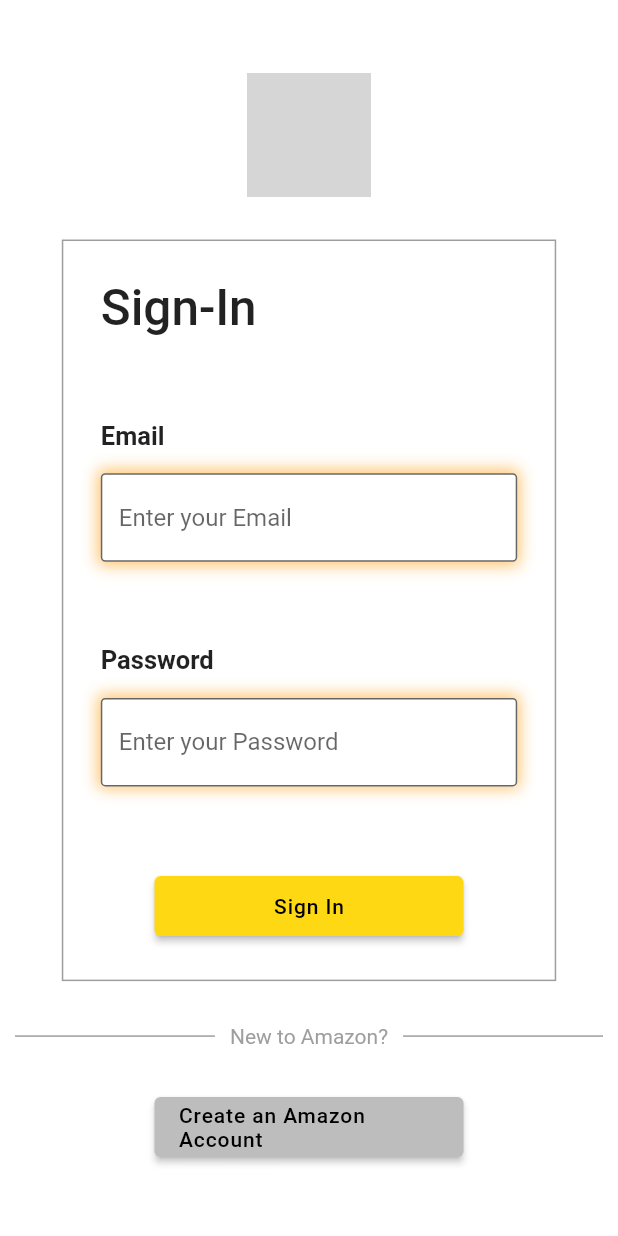
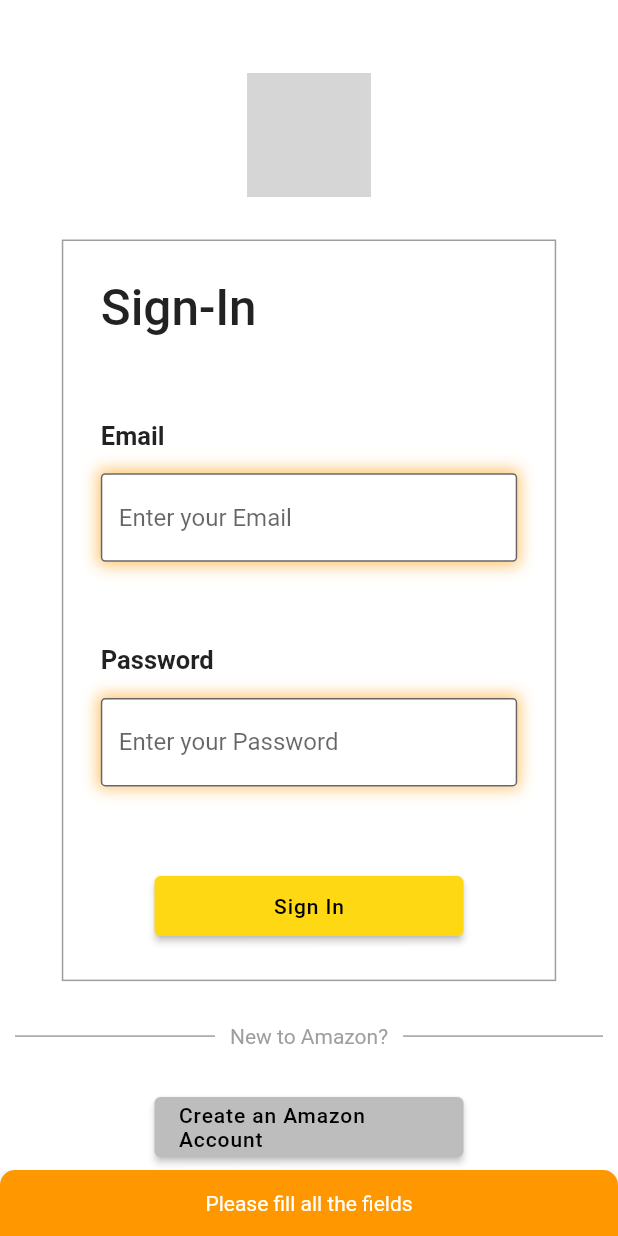
Before and after one commit to aadipoddar/amazon_flutter, a Flutter app: the screen it shows after launch, after a tap on "Sign In", on a phone screen of 412 x 824 dp. Run offline on Flutter 3.47's test engine with Material 2 defaults, Android fonts, the phone set to English and light mode, and no system bars; our stand-ins replace firebase_auth, firebase_core; accounts and stored records are empty; network calls fail; grey boxes are pictures that could not be loaded.

Commit message:
Authentication Functions

```diff
--- /dev/null
+++ b/lib/resources/authentication_methods.dart
@@ -0,0 +1,55 @@
+import 'package:firebase_auth/firebase_auth.dart';
+
+class AuthenticationMethods {
+  FirebaseAuth firebaseAuth = FirebaseAuth.instance;
+
+  Future<String> signUpUser({
+    required String name,
+    required String address,
+    required String email,
+    required String password,
+  }) async {
+    name.trim();
+    address.trim();
+    email.trim();
+    password.trim();
+
+    String output = "Something went Wrond";
+
+    if (name != "" && address != "" && email != "" && password != "") {
+      try {
+        await firebaseAuth.createUserWithEmailAndPassword(
+            email: email, password: password);
+        output = "success";
+      } on FirebaseAuthException catch (e) {
+        output = e.message.toString();
+      }
+    } else {
+      output = "Please fill all the fields";
+    }
+    return output;
+  }
+
+  Future<String> signInUser({
+    required String email,
+    required String password,
+  }) async {
+    email.trim();
+    password.trim();
+
+    String output = "Something went Wrond";
+
+    if (email != "" && password != "") {
+      try {
+        await firebaseAuth.signInWithEmailAndPassword(
+            email: email, password: password);
+        output = "success";
+      } on FirebaseAuthException catch (e) {
+        output = e.message.toString();
+      }
+    } else {
+      output = "Please fill all the fields";
+    }
+    return output;
+  }
+}
--- a/lib/screens/sign_in_screen.dart
+++ b/lib/screens/sign_in_screen.dart
@@ -1,3 +1,4 @@
+import 'package:amazon_flutter/resources/authentication_methods.dart';
 import 'package:amazon_flutter/screens/sign_up_screen.dart';
 import 'package:amazon_flutter/utils/color_themes.dart';
 import 'package:amazon_flutter/utils/constants.dart';
@@ -16,6 +17,7 @@
 class _SignInScreenState extends State<SignInScreen> {
   TextEditingController emailController = TextEditingController();
   TextEditingController passwordController = TextEditingController();
+  AuthenticationMethods authenticationMethods = AuthenticationMethods();
 
   @override
   void dispose() {
@@ -82,7 +84,22 @@
                             ),
                             color: yellowColor,
                             isLoading: false,
-                            onPressed: () {},
+                            onPressed: () async {
+                              String output =
+                                  await authenticationMethods.signInUser(
+                                email: emailController.text,
+                                password: passwordController.text,
+                              );
+
+                              if (output == "success") {
+                                //fuctions
+                                Utils().showSnackBar(
+                                    context: context, content: output);
+                              } else {
+                                Utils().showSnackBar(
+                                    context: context, content: output);
+                              }
+                            },
                           ),
                         ),
                       ],
--- a/lib/utils/utils.dart
+++ b/lib/utils/utils.dart
@@ -1,8 +1,24 @@
 import 'package:flutter/cupertino.dart';
+import 'package:flutter/material.dart';
 import 'package:flutter/widgets.dart';
 
 class Utils {
   Size getScreenSize() {
     return MediaQueryData.fromWindow(WidgetsBinding.instance!.window).size;
   }
+
+  showSnackBar({required BuildContext context, required String content}) {
+    ScaffoldMessenger.of(context).showSnackBar(SnackBar(
+      backgroundColor: Colors.orange,
+      shape: const RoundedRectangleBorder(
+          borderRadius: BorderRadius.only(
+              topLeft: Radius.circular(10), topRight: Radius.circular(10))),
+      content: Row(
+        mainAxisAlignment: MainAxisAlignment.center,
+        children: [
+          Text(content),
+        ],
+      ),
+    ));
+  }
 }
--- a/lib/widgets/text_field_widget.dart
+++ b/lib/widgets/text_field_widget.dart
@@ -70,6 +70,7 @@
           child: TextField(
             focusNode: focusNode,
             obscureText: widget.obscureText,
+            controller: widget.controller,
             maxLines: 1,
             decoration: InputDecoration(
                 fillColor: Colors.white,
```
Also changed, not shown: lib/screens/sign_up_screen.dart (+22 -2 lines).
